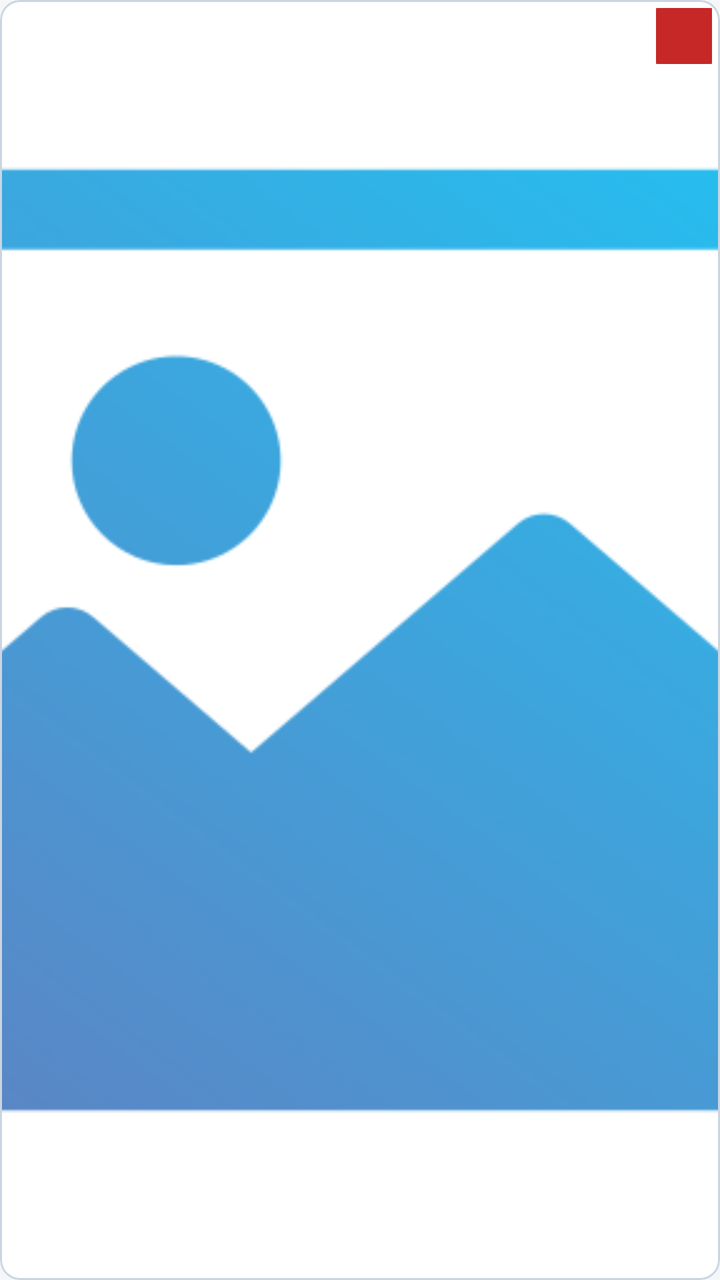
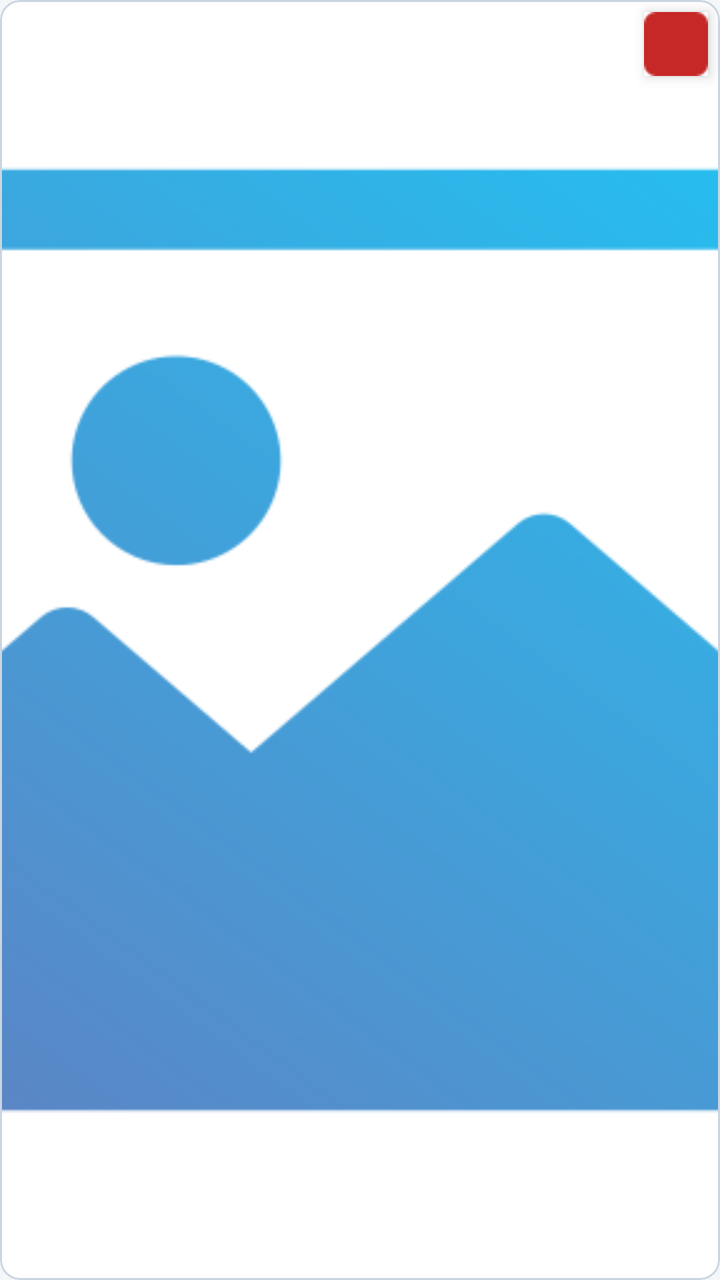

The first picture is an Android layout as it rendered before a commit; the second is the same layout after the commit. The layout source and the unified diff follow.
<!-- AndroidManifest.xml: application theme Base.Theme.MercadeoComitan -->
<!-- res/layout/item_imagenes_seleccionadas.xml -->
<?xml version="1.0" encoding="utf-8"?>
<com.google.android.material.card.MaterialCardView xmlns:android="http://schemas.android.com/apk/res/android"
    xmlns:app="http://schemas.android.com/apk/res-auto"
    android:layout_width="match_parent"
    android:layout_height="88dp"
    android:layout_margin="3dp"
    app:cardCornerRadius="10dp"
    app:cardElevation="0dp"
    app:strokeColor="@color/md_theme_outlineVariant"
    app:strokeWidth="1dp">

    <FrameLayout
        android:layout_width="match_parent"
        android:layout_height="match_parent">

        <ImageView
            android:id="@+id/item_imagen"
            android:layout_width="match_parent"
            android:layout_height="match_parent"
            android:contentDescription="Foto seleccionada"
            android:scaleType="centerCrop"
            android:src="@drawable/item_imagen" />

        <ImageButton
            android:id="@+id/cerrar_item"
            android:layout_width="28dp"
            android:layout_height="28dp"
            android:layout_gravity="top|end"
            android:layout_margin="4dp"
            android:background="@drawable/bg_icon_round"
            android:contentDescription="Eliminar foto"
            android:padding="7dp"
            android:src="@drawable/cerrar"
            app:tint="@color/error_color" />
    </FrameLayout>
</com.google.android.material.card.MaterialCardView>
<!-- resources referenced by this layout -->
<resources>
  <color name="error_color">#C62828</color>
  <color name="md_theme_outlineVariant">#CBD5E1</color>
  <!-- drawable bg_icon_round (drawable) -->
  <shape xmlns:android="http://schemas.android.com/apk/res/android" android:shape="oval">
      <solid android:color="?attr/colorPrimaryContainer" />
  </shape>
  <!-- drawable cerrar: png bitmap (drawable, 637 bytes) -->
  <!-- drawable item_imagen: png bitmap (drawable, 33758 bytes) -->
  <style name="Base.Theme.MercadeoComitan" parent="Theme.Material3.Light.NoActionBar">
          <item name="colorPrimary">@color/mi_color</item>
          <item name="colorOnPrimary">@color/brand_navy</item>
          <item name="colorPrimaryContainer">@color/brand_yellow_container</item>
          <item name="colorOnPrimaryContainer">@color/brand_navy</item>
          <item name="colorSecondary">@color/brand_teal</item>
          <item name="colorOnSecondary">@color/white</item>
          <item name="colorSecondaryContainer">@color/md_theme_primaryContainer</item>
          <item name="colorOnSecondaryContainer">@color/md_theme_onPrimaryContainer</item>
          <item name="colorTertiary">@color/brand_blue</item>
          <item name="colorOnTertiary">@color/white</item>
          <item name="colorSurface">@color/md_theme_surface</item>
          <item name="colorOnSurface">@color/md_theme_onSurface</item>
          <item name="colorSurfaceVariant">@color/md_theme_surfaceVariant</item>
          <item name="colorOnSurfaceVariant">@color/md_theme_onSurfaceVariant</item>
          <item name="colorOutline">@color/md_theme_outline</item>
          <item name="colorOutlineVariant">@color/md_theme_outlineVariant</item>
          <item name="android:colorBackground">@color/md_theme_background</item>
          <item name="android:navigationBarColor">@color/md_theme_surface</item>
          <item name="android:statusBarColor">@color/mi_color</item>
          <item name="android:windowLightStatusBar">true</item>
          <item name="android:fontFamily">sans-serif</item>
      </style>
  <color name="mi_color">#F5B400</color>
  <color name="brand_navy">#17324D</color>
  <color name="brand_yellow_container">#FFF1C2</color>
  <color name="brand_teal">#087E8B</color>
  <color name="white">#FFFFFF</color>
  <color name="md_theme_primaryContainer">#C8EEF0</color>
  <color name="md_theme_onPrimaryContainer">#00363A</color>
  <color name="brand_blue">#2563EB</color>
  <color name="md_theme_surface">#FFFFFF</color>
  <color name="md_theme_onSurface">@color/negro_oscuro</color>
  <color name="md_theme_surfaceVariant">#E8EDF2</color>
  <color name="md_theme_onSurfaceVariant">@color/gris_oscuro</color>
  <color name="md_theme_outline">#718096</color>
  <color name="md_theme_background">@color/fondo_app</color>
  <color name="negro_oscuro">#17212B</color>
  <color name="gris_oscuro">#465463</color>
  <color name="fondo_app">#F4F6F8</color>
</resources>

<!-- the commit's change to res/layout/item_imagenes_seleccionadas.xml (unified diff, before → after) -->
@@ -23,14 +23,15 @@
 
         <ImageButton
             android:id="@+id/cerrar_item"
-            android:layout_width="28dp"
-            android:layout_height="28dp"
+            android:layout_width="32dp"
+            android:layout_height="32dp"
             android:layout_gravity="top|end"
-            android:layout_margin="4dp"
-            android:background="@drawable/bg_icon_round"
+            android:layout_margin="6dp"
+            android:background="@android:color/white"
             android:contentDescription="Eliminar foto"
-            android:padding="7dp"
+            android:padding="6dp"
             android:src="@drawable/cerrar"
+            android:elevation="4dp"
             app:tint="@color/error_color" />
     </FrameLayout>
 </com.google.android.material.card.MaterialCardView>
<!-- resource entries referenced after the edit -->
@@ -2,10 +2,6 @@
 <resources>
   <color name="error_color">#C62828</color>
   <color name="md_theme_outlineVariant">#CBD5E1</color>
-  <!-- drawable bg_icon_round (drawable) -->
-  <shape xmlns:android="http://schemas.android.com/apk/res/android" android:shape="oval">
-      <solid android:color="?attr/colorPrimaryContainer" />
-  </shape>
   <!-- drawable cerrar: png bitmap (drawable, 637 bytes) -->
   <!-- drawable item_imagen: png bitmap (drawable, 33758 bytes) -->
   <style name="Base.Theme.MercadeoComitan" parent="Theme.Material3.Light.NoActionBar">
